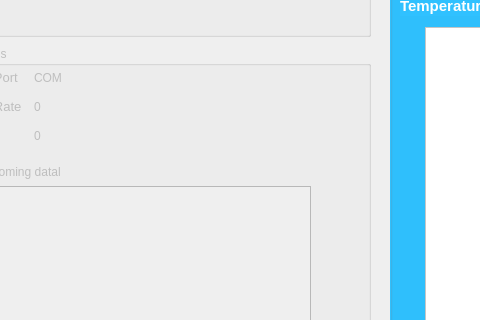
Old version of the form alarm_system/mainwindow.ui in the repository tamasstummer/alarm_system_Qt; both pictures show x 90 to 570 and y 193 to 513 of the 1382 by 747 pixel window.
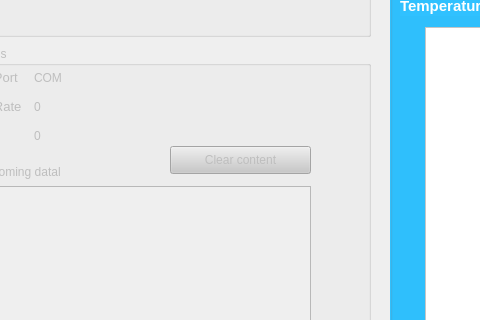
New version of the form.

Patch:
```diff
--- a/alarm_system/mainwindow.ui
+++ b/alarm_system/mainwindow.ui
@@ -139,6 +139,22 @@
       <string>Log incoming datal</string>
      </property>
     </widget>
+    <widget class="QPushButton" name="celarContentBtn">
+     <property name="geometry">
+      <rect>
+       <x>230</x>
+       <y>100</y>
+       <width>141</width>
+       <height>28</height>
+      </rect>
+     </property>
+     <property name="styleSheet">
+      <string notr="true">background-color: rgb(200, 200, 200);</string>
+     </property>
+     <property name="text">
+      <string>Clear content</string>
+     </property>
+    </widget>
    </widget>
    <widget class="QGroupBox" name="groupBox_2">
     <property name="geometry">
```
